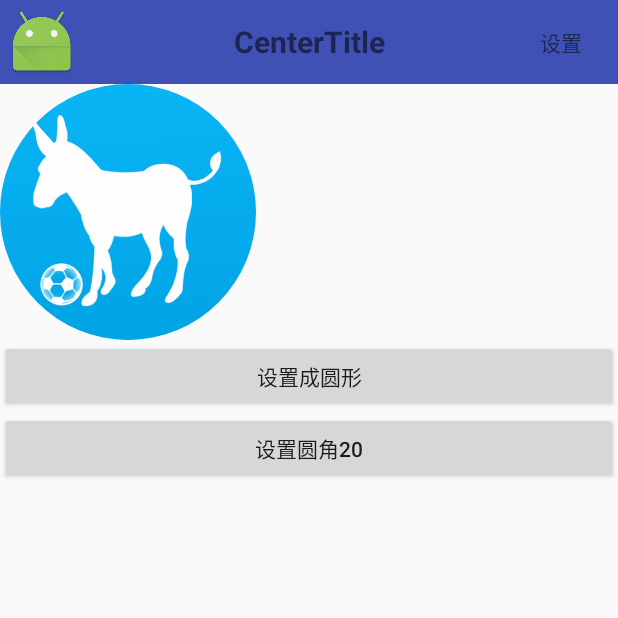
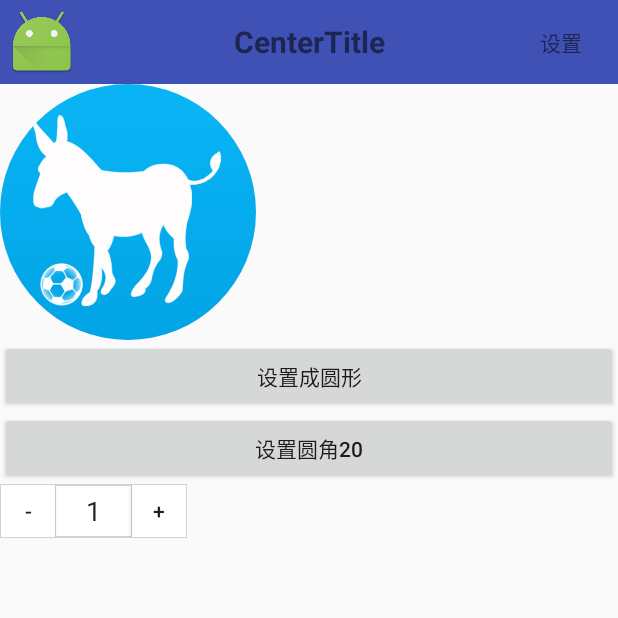
Before and after one commit to liuzhanjun/UIUtils, an Android app: the ToolBarActivity screen opened directly, with no data from a screen before it, after a tap on "设置成圆形", on a phone screen of 412 x 824 dp, the top half of it. Run offline under Robolectric (Android 15) with nearby library versions, the phone set to English and light mode, and no system bars.

Commit message:
添加计数控件

```diff
--- /dev/null
+++ b/app/src/main/java/liu/zhan/jun/highuilist/widget/AmountView.java
@@ -0,0 +1,147 @@
+package liu.zhan.jun.highuilist.widget;
+
+import android.content.Context;
+import android.content.res.TypedArray;
+import android.text.Editable;
+import android.text.TextWatcher;
+import android.util.AttributeSet;
+import android.util.TypedValue;
+import android.view.LayoutInflater;
+import android.view.View;
+import android.widget.Button;
+import android.widget.EditText;
+import android.widget.LinearLayout;
+
+import liu.zhan.jun.highuilist.R;
+
+
+/**
+ * 自定义组件：购买数量，带减少增加按钮
+ * Created by hiwhitley on 2016/7/4.
+ */
+public class AmountView extends LinearLayout implements View.OnClickListener, TextWatcher {
+
+    private static final String TAG = "AmountView";
+    private int amount = 1; //购买数量
+    private int goods_storage = 1; //商品库存
+
+    private OnAmountChangeListener mListener;
+
+    private EditText etAmount;
+    private Button btnDecrease;
+    private Button btnIncrease;
+
+    public AmountView(Context context) {
+        this(context, null);
+    }
+
+    public void setAddEnable(boolean enable){
+        btnIncrease.setEnabled(enable);
+    }
+
+    public AmountView(Context context, AttributeSet attrs) {
+        super(context, attrs);
+
+        LayoutInflater.from(context).inflate(R.layout.view_amount, this);
+        etAmount = (EditText) findViewById(R.id.etAmount);
+        btnDecrease = (Button) findViewById(R.id.btnDecrease);
+        btnIncrease = (Button) findViewById(R.id.btnIncrease);
+        btnDecrease.setOnClickListener(this);
+        btnIncrease.setOnClickListener(this);
+        etAmount.addTextChangedListener(this);
+
+        TypedArray obtainStyledAttributes = getContext().obtainStyledAttributes(attrs, R.styleable.AmountView);
+        int btnWidth = obtainStyledAttributes.getDimensionPixelSize(R.styleable.AmountView_btnWidth, LayoutParams.WRAP_CONTENT);
+        int tvWidth = obtainStyledAttributes.getDimensionPixelSize(R.styleable.AmountView_tvWidth, 80);
+        int tvTextSize = obtainStyledAttributes.getDimensionPixelSize(R.styleable.AmountView_tvTextSize, 0);
+        int btnTextSize = obtainStyledAttributes.getDimensionPixelSize(R.styleable.AmountView_btnTextSize, 0);
+        obtainStyledAttributes.recycle();
+
+        LayoutParams btnParams = new LayoutParams(btnWidth, LayoutParams.MATCH_PARENT);
+        btnDecrease.setLayoutParams(btnParams);
+        btnIncrease.setLayoutParams(btnParams);
+        if (btnTextSize != 0) {
+            btnDecrease.setTextSize(TypedValue.COMPLEX_UNIT_PX, btnTextSize);
+            btnIncrease.setTextSize(TypedValue.COMPLEX_UNIT_PX, btnTextSize);
+        }
+
+        LayoutParams textParams = new LayoutParams(tvWidth, LayoutParams.MATCH_PARENT);
+        etAmount.setLayoutParams(textParams);
+        if (tvTextSize != 0) {
+            etAmount.setTextSize(tvTextSize);
+        }
+    }
+
+    public void setEtAmount() {
+//        android:focusable="false"
+//        android:focusableInTouchMode="false"
+        etAmount.setFocusable(false);
+        etAmount.setFocusableInTouchMode(false);
+    }
+
+    public void setAmount(int amount) {
+        etAmount.setText(String.valueOf(amount));
+    }
+
+
+    public void setOnAmountChangeListener(OnAmountChangeListener onAmountChangeListener) {
+        this.mListener = onAmountChangeListener;
+    }
+
+    public void setGoods_storage(int goods_storage) {
+        this.goods_storage = goods_storage;
+    }
+
+    @Override
+    public void onClick(View v) {
+        int i = v.getId();
+        if (i == R.id.btnDecrease) {
+            if (amount > 1) {
+                amount--;
+                etAmount.setText(amount + "");
+            }
+        } else if (i == R.id.btnIncrease) {
+            if (amount < goods_storage) {
+                amount++;
+                etAmount.setText(amount + "");
+            }
+        }
+
+        etAmount.clearFocus();
+
+        if (mListener != null) {
+            mListener.onAmountChange(this, amount);
+        }
+    }
+
+    @Override
+    public void beforeTextChanged(CharSequence s, int start, int count, int after) {
+
+    }
+
+    @Override
+    public void onTextChanged(CharSequence s, int start, int before, int count) {
+
+    }
+
+    @Override
+    public void afterTextChanged(Editable s) {
+        if (s.toString().isEmpty())
+            return;
+        amount = Integer.valueOf(s.toString());
+        if (amount > goods_storage) {
+            etAmount.setText(goods_storage + "");
+            return;
+        }
+
+        if (mListener != null) {
+            mListener.onAmountChange(this, amount);
+        }
+    }
+
+
+    public interface OnAmountChangeListener {
+        void onAmountChange(View view, int amount);
+    }
+
+}
--- /dev/null
+++ b/app/src/main/res/drawable/bg_amount_layout.xml
@@ -0,0 +1,12 @@
+<?xml version="1.0" encoding="utf-8"?>
+<shape xmlns:android="http://schemas.android.com/apk/res/android">
+    <solid android:color="#FFFFFF" />
+    <stroke
+        android:width="1dp"
+        android:color="@color/gr" />
+    <padding
+        android:bottom="1dp"
+        android:left="1dp"
+        android:right="1dp"
+        android:top="1dp" />
+</shape>
--- /dev/null
+++ b/app/src/main/res/drawable/btn_amount.xml
@@ -0,0 +1,6 @@
+<?xml version="1.0" encoding="utf-8"?>
+<selector xmlns:android="http://schemas.android.com/apk/res/android">
+    <item android:drawable="@color/gr" android:state_pressed="true" />
+    <item android:drawable="@color/gr" android:state_enabled="false" />
+    <item android:drawable="@android:color/white" />
+</selector>
--- /dev/null
+++ b/app/src/main/res/drawable/divider.xml
@@ -0,0 +1,8 @@
+<?xml version="1.0" encoding="utf-8"?>
+<shape
+    xmlns:android="http://schemas.android.com/apk/res/android"
+    android:shape="rectangle">
+    <size
+        android:width="0.5dp"/>
+    <solid android:color="@color/gr"/>
+</shape>
--- a/app/src/main/res/layout/activity_tool_bar.xml
+++ b/app/src/main/res/layout/activity_tool_bar.xml
@@ -42,7 +42,7 @@
 
     <LinearLayout
         android:id="@+id/content"
-        android:layout_width="match_parent"
+        android:layout_width="0dp"
         android:layout_height="wrap_content"
         android:orientation="vertical"
         app:layout_constraintLeft_toLeftOf="parent"
@@ -67,6 +67,18 @@
             android:text="设置圆角20"
             android:onClick="setting20"/>
 
+        <liu.zhan.jun.highuilist.widget.AmountView
+            android:id="@+id/amount_view"
+            android:layout_width="wrap_content"
+            android:layout_height="36dp"
+            android:layout_alignParentBottom="true"
+            android:layout_alignParentRight="true"
+            android:layout_centerInParent="true"
+            android:layout_marginRight="15dp"
+            app:btnTextSize="14sp"
+            app:btnWidth="36dp"
+            app:tvWidth="50dp" />
+
 
     </LinearLayout>
 
--- /dev/null
+++ b/app/src/main/res/layout/view_amount.xml
@@ -0,0 +1,42 @@
+<?xml version="1.0" encoding="utf-8"?>
+<LinearLayout xmlns:android="http://schemas.android.com/apk/res/android"
+    android:layout_width="wrap_content"
+    android:layout_height="wrap_content"
+    android:background="@drawable/bg_amount_layout"
+    android:divider="@drawable/divider"
+    android:focusable="true"
+    android:orientation="horizontal"
+    android:showDividers="middle">
+
+    <Button
+        android:id="@+id/btnDecrease"
+        android:layout_width="0dp"
+        android:layout_height="match_parent"
+        android:layout_weight="1"
+        android:background="@drawable/btn_amount"
+        android:gravity="center"
+        android:text="-" />
+
+
+    <EditText
+        android:id="@+id/etAmount"
+        android:layout_width="0dp"
+        android:layout_height="match_parent"
+        android:layout_weight="2"
+        android:background="@null"
+        android:focusable="false"
+        android:focusableInTouchMode="false"
+        android:gravity="center"
+        android:inputType="number"
+        android:minWidth="60dp"
+        android:text="1" />
+
+    <Button
+        android:id="@+id/btnIncrease"
+        android:layout_width="0dp"
+        android:layout_height="match_parent"
+        android:layout_weight="1"
+        android:background="@drawable/btn_amount"
+        android:gravity="center"
+        android:text="+" />
+</LinearLayout>
--- a/app/src/main/res/values/colors.xml
+++ b/app/src/main/res/values/colors.xml
@@ -11,4 +11,5 @@
     <color name="font_common_2">#a1a1a1</color>
     <color name="commom_background">#f3f3f3</color>
     <color name="font_blue">#42369a</color>
+    <color name="gr">#ffd2d2d2</color>
 </resources>
--- a/app/src/main/res/values/styles.xml
+++ b/app/src/main/res/values/styles.xml
@@ -23,4 +23,14 @@
         <!--模糊-->
     </style>
 
+    <declare-styleable name="AmountView">
+        <!-- 左右2边+-按钮的宽度 -->
+        <attr name="btnWidth" format="dimension" />
+        <!-- 中间TextView的宽度 -->
+        <attr name="tvWidth" format="dimension" />
+        <!--<attr name="tvColor" format="color"/>-->
+        <attr name="tvTextSize" format="dimension"/>
+        <attr name="btnTextSize" format="dimension"/>
+    </declare-styleable>
+
 </resources>
```
